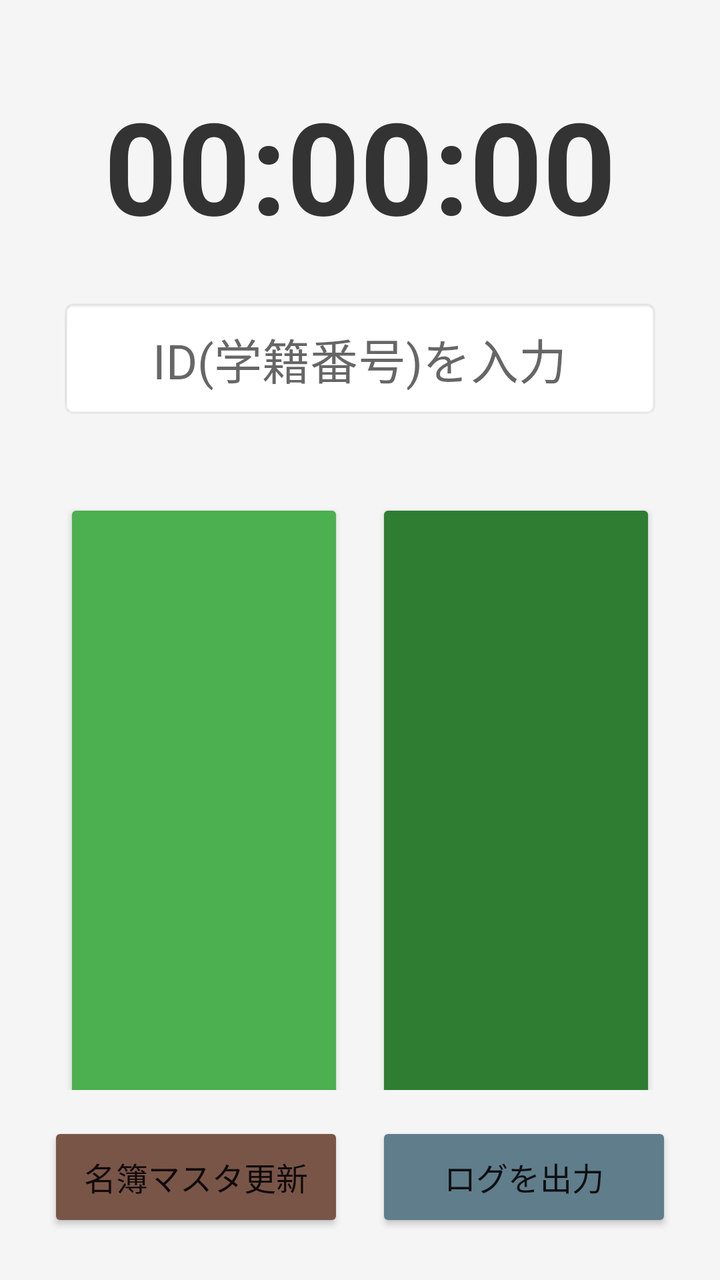
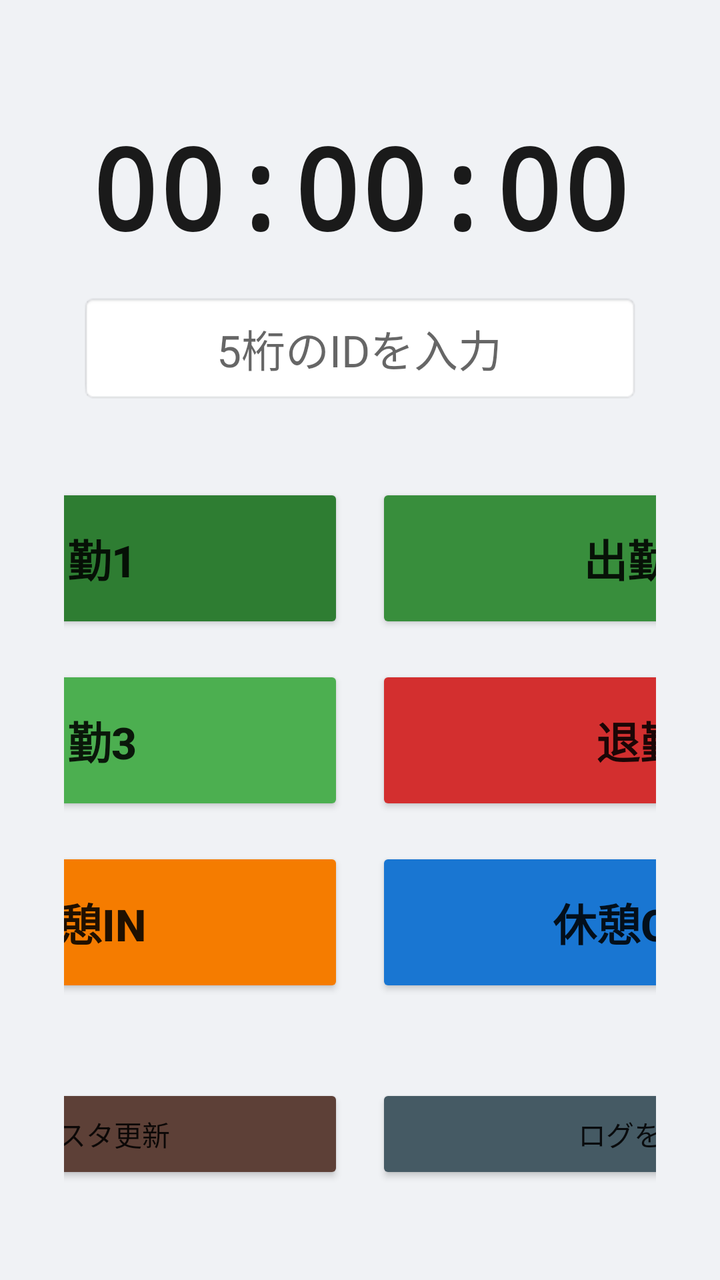

An Android layout rendered at two revisions. The XML below is the earlier revision; the diff shows what the commit changed to produce the second picture.
<!-- AndroidManifest.xml: application theme android:Theme.Material.Light.NoActionBar -->
<!-- res/layout/activity_main.xml -->
<?xml version="1.0" encoding="utf-8"?>
<LinearLayout xmlns:android="http://schemas.android.com/apk/res/android"
    android:layout_width="match_parent"
    android:layout_height="match_parent">

    <LinearLayout
        android:layout_width="match_parent"
        android:layout_height="match_parent"
        android:background="#F5F5F5"
        android:orientation="vertical"
        android:padding="24dp">

        
        <TextView
            android:id="@+id/tv_digital_clock"
            android:layout_width="match_parent"
            android:layout_height="wrap_content"
            android:layout_marginTop="16dp"
            android:layout_marginBottom="24dp"
            android:gravity="center"
            android:text="00:00:00"
            android:textColor="#333333"
            android:textSize="64sp"
            android:textStyle="bold" />

        
        <EditText
            android:id="@+id/et_user_id"
            android:layout_width="300dp"
            android:layout_height="60dp"
            android:layout_gravity="center_horizontal"
            android:layout_marginBottom="32dp"
            android:background="@android:drawable/editbox_background_normal"
            android:gravity="center"
            android:hint="ID(学籍番号)を入力"
            android:inputType="number"
            android:maxLength="5"
            android:textSize="24sp" />

        
        <GridLayout
            android:layout_width="match_parent"
            android:layout_height="0dp"
            android:layout_weight="1"
            android:alignmentMode="alignBounds"
            android:columnCount="2"
            android:columnOrderPreserved="false"
            android:rowCount="3">

            <Button
                android:id="@+id/btn_in_1"
                android:layout_width="0dp"
                android:layout_height="521dp"
                android:layout_row="0"
                android:layout_rowWeight="1"
                android:layout_column="0"
                android:layout_columnWeight="1"
                android:layout_margin="8dp"
                android:backgroundTint="#4CAF50"
                android:text="出勤1"
                android:textSize="24sp"
                android:textStyle="bold" />

            <Button
                android:id="@+id/btn_in_2"
                android:layout_width="0dp"
                android:layout_height="match_parent"
                android:layout_rowWeight="1"
                android:layout_columnWeight="1"
                android:layout_margin="8dp"
                android:backgroundTint="#2E7D32"
                android:text="出勤2"
                android:textSize="24sp"
                android:textStyle="bold" />

            <Button
                android:id="@+id/btn_in_3"
                android:layout_width="0dp"
                android:layout_height="match_parent"
                android:layout_rowWeight="1"
                android:layout_columnWeight="1"
                android:layout_margin="8dp"
                android:backgroundTint="#1B5E20"
                android:text="出勤3"
                android:textSize="24sp"
                android:textStyle="bold" />

            <Button
                android:id="@+id/btn_out"
                android:layout_width="0dp"
                android:layout_height="match_parent"
                android:layout_rowWeight="1"
                android:layout_columnWeight="1"
                android:layout_margin="8dp"
                android:backgroundTint="#F44336"
                android:text="退勤"
                android:textSize="24sp"
                android:textStyle="bold" />

            <Button
                android:id="@+id/btn_rest_in"
                android:layout_width="0dp"
                android:layout_height="match_parent"
                android:layout_rowWeight="1"
                android:layout_columnWeight="1"
                android:layout_margin="8dp"
                android:backgroundTint="#FF9800"
                android:text="休憩IN"
                android:textSize="24sp"
                android:textStyle="bold" />

            <Button
                android:id="@+id/btn_rest_out"
                android:layout_width="0dp"
                android:layout_height="match_parent"
                android:layout_rowWeight="1"
                android:layout_columnWeight="1"
                android:layout_margin="8dp"
                android:backgroundTint="#03A9F4"
                android:text="休憩OUT"
                android:textSize="24sp"
                android:textStyle="bold" />
        </GridLayout>

        
        <LinearLayout
            android:layout_width="match_parent"
            android:layout_height="wrap_content"
            android:layout_marginTop="16dp"
            android:orientation="horizontal">

            <Button
                android:id="@+id/btn_reload_master"
                android:layout_width="0dp"
                android:layout_height="55dp"
                android:layout_marginEnd="8dp"
                android:layout_weight="1"
                android:backgroundTint="#795548"
                android:text="名簿マスタ更新"
                android:textSize="16sp" />

            <Button
                android:id="@+id/btn_export"
                android:layout_width="0dp"
                android:layout_height="55dp"
                android:layout_marginStart="8dp"
                android:layout_weight="1"
                android:backgroundTint="#607D8B"
                android:text="ログを出力"
                android:textSize="16sp" />
        </LinearLayout>

    </LinearLayout>
</LinearLayout>
<!-- resources referenced by this layout -->
<resources>

</resources>

<!-- the commit's change to res/layout/activity_main.xml (unified diff, before → after) -->
@@ -1,153 +1,144 @@
 <?xml version="1.0" encoding="utf-8"?>
 <LinearLayout xmlns:android="http://schemas.android.com/apk/res/android"
+    android:orientation="vertical"
     android:layout_width="match_parent"
     android:layout_height="match_parent">
 
     <LinearLayout
         android:layout_width="match_parent"
         android:layout_height="match_parent"
-        android:background="#F5F5F5"
+        android:background="#F0F2F5"
+        android:gravity="center_horizontal"
         android:orientation="vertical"
-        android:padding="24dp">
+        android:padding="32dp">
 
         
         <TextView
             android:id="@+id/tv_digital_clock"
-            android:layout_width="match_parent"
+            android:layout_width="wrap_content"
             android:layout_height="wrap_content"
-            android:layout_marginTop="16dp"
-            android:layout_marginBottom="24dp"
-            android:gravity="center"
+            android:layout_marginTop="24dp"
+            android:layout_marginBottom="16dp"
+            android:fontFamily="sans-serif-monospace"
             android:text="00:00:00"
-            android:textColor="#333333"
-            android:textSize="64sp"
+            android:textColor="#1A1A1A"
+            android:textSize="56sp"
             android:textStyle="bold" />
 
         
         <EditText
             android:id="@+id/et_user_id"
-            android:layout_width="300dp"
-            android:layout_height="60dp"
-            android:layout_gravity="center_horizontal"
+            android:layout_width="280dp"
+            android:layout_height="55dp"
             android:layout_marginBottom="32dp"
             android:background="@android:drawable/editbox_background_normal"
             android:gravity="center"
-            android:hint="ID(学籍番号)を入力"
+            android:hint="5桁のIDを入力"
             android:inputType="number"
             android:maxLength="5"
-            android:textSize="24sp" />
+            android:textSize="22sp" />
 
         
         <GridLayout
-            android:layout_width="match_parent"
-            android:layout_height="0dp"
-            android:layout_weight="1"
+            android:layout_width="560dp"
+            android:layout_height="wrap_content"
             android:alignmentMode="alignBounds"
             android:columnCount="2"
-            android:columnOrderPreserved="false"
             android:rowCount="3">
 
             <Button
                 android:id="@+id/btn_in_1"
-                android:layout_width="0dp"
-                android:layout_height="521dp"
-                android:layout_row="0"
-                android:layout_rowWeight="1"
-                android:layout_column="0"
-                android:layout_columnWeight="1"
+                android:layout_width="264dp"
+                android:layout_height="75dp"
                 android:layout_margin="8dp"
-                android:backgroundTint="#4CAF50"
+                android:backgroundTint="#2E7D32"
                 android:text="出勤1"
-                android:textSize="24sp"
+                android:textSize="22sp"
                 android:textStyle="bold" />
 
             <Button
                 android:id="@+id/btn_in_2"
-                android:layout_width="0dp"
-                android:layout_height="match_parent"
-                android:layout_rowWeight="1"
-                android:layout_columnWeight="1"
+                android:layout_width="264dp"
+                android:layout_height="75dp"
                 android:layout_margin="8dp"
-                android:backgroundTint="#2E7D32"
+                android:backgroundTint="#388E3C"
                 android:text="出勤2"
-                android:textSize="24sp"
+                android:textSize="22sp"
                 android:textStyle="bold" />
 
             <Button
                 android:id="@+id/btn_in_3"
-                android:layout_width="0dp"
-                android:layout_height="match_parent"
-                android:layout_rowWeight="1"
-                android:layout_columnWeight="1"
+                android:layout_width="264dp"
+                android:layout_height="75dp"
                 android:layout_margin="8dp"
-                android:backgroundTint="#1B5E20"
+                android:backgroundTint="#4CAF50"
                 android:text="出勤3"
-                android:textSize="24sp"
+                android:textSize="22sp"
                 android:textStyle="bold" />
 
             <Button
                 android:id="@+id/btn_out"
-                android:layout_width="0dp"
-                android:layout_height="match_parent"
-                android:layout_rowWeight="1"
-                android:layout_columnWeight="1"
+                android:layout_width="264dp"
+                android:layout_height="75dp"
                 android:layout_margin="8dp"
-                android:backgroundTint="#F44336"
+                android:backgroundTint="#D32F2F"
                 android:text="退勤"
-                android:textSize="24sp"
+                android:textSize="22sp"
                 android:textStyle="bold" />
 
             <Button
                 android:id="@+id/btn_rest_in"
-                android:layout_width="0dp"
-                android:layout_height="match_parent"
-                android:layout_rowWeight="1"
-                android:layout_columnWeight="1"
+                android:layout_width="264dp"
+                android:layout_height="75dp"
                 android:layout_margin="8dp"
-                android:backgroundTint="#FF9800"
+                android:backgroundTint="#F57C00"
                 android:text="休憩IN"
-                android:textSize="24sp"
+                android:textSize="22sp"
                 android:textStyle="bold" />
 
             <Button
                 android:id="@+id/btn_rest_out"
-                android:layout_width="0dp"
-                android:layout_height="match_parent"
-                android:layout_rowWeight="1"
-                android:layout_columnWeight="1"
+                android:layout_width="264dp"
+                android:layout_height="75dp"
                 android:layout_margin="8dp"
-                android:backgroundTint="#03A9F4"
+                android:backgroundTint="#1976D2"
                 android:text="休憩OUT"
-                android:textSize="24sp"
+                android:textSize="22sp"
                 android:textStyle="bold" />
         </GridLayout>
 
         
+        <View
+            android:layout_width="match_parent"
+            android:layout_height="0dp"
+            android:layout_weight="1" />
+
+        
         <LinearLayout
-            android:layout_width="match_parent"
+            android:layout_width="560dp"
             android:layout_height="wrap_content"
-            android:layout_marginTop="16dp"
+            android:layout_marginBottom="16dp"
             android:orientation="horizontal">
 
             <Button
                 android:id="@+id/btn_reload_master"
                 android:layout_width="0dp"
-                android:layout_height="55dp"
+                android:layout_height="50dp"
                 android:layout_marginEnd="8dp"
                 android:layout_weight="1"
-                android:backgroundTint="#795548"
+                android:backgroundTint="#5D4037"
                 android:text="名簿マスタ更新"
-                android:textSize="16sp" />
+                android:textSize="14sp" />
 
             <Button
                 android:id="@+id/btn_export"
                 android:layout_width="0dp"
-                android:layout_height="55dp"
+                android:layout_height="50dp"
                 android:layout_marginStart="8dp"
                 android:layout_weight="1"
-                android:backgroundTint="#607D8B"
+                android:backgroundTint="#455A64"
                 android:text="ログを出力"
-                android:textSize="16sp" />
+                android:textSize="14sp" />
         </LinearLayout>
 
     </LinearLayout>
